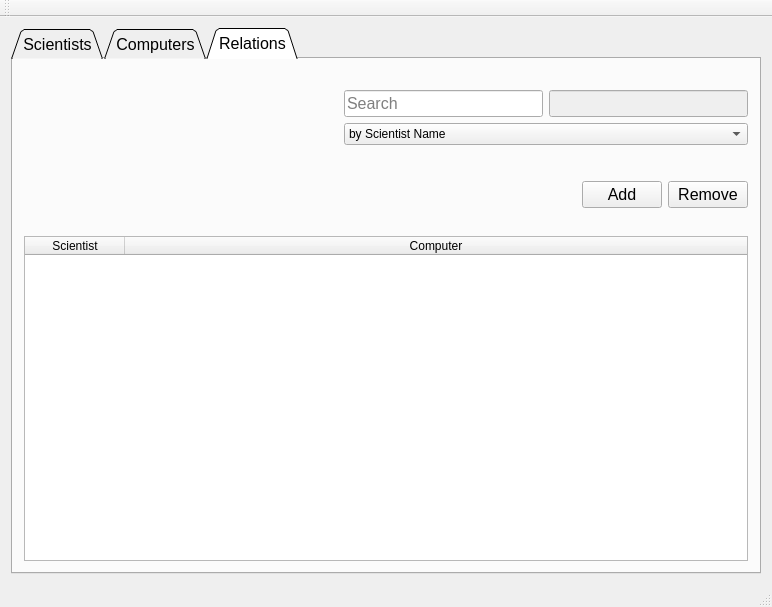
First picture: the form in mainwindow.ui, repository athenabjorg/sacr, before the edit.
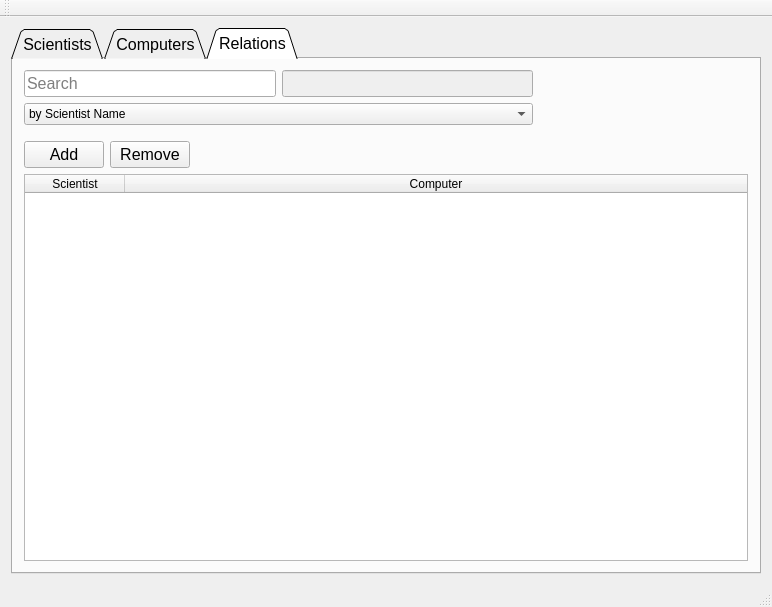
Second picture: the form after the edit. Icons and pictures are not drawn.

Diff of the .ui file:
```diff
--- a/mainwindow.ui
+++ b/mainwindow.ui
@@ -11,7 +11,7 @@
    </rect>
   </property>
   <property name="sizePolicy">
-   <sizepolicy hsizetype="Preferred" vsizetype="Fixed">
+   <sizepolicy hsizetype="Fixed" vsizetype="Fixed">
     <horstretch>0</horstretch>
     <verstretch>0</verstretch>
    </sizepolicy>
@@ -465,42 +465,10 @@
        <layout class="QVBoxLayout" name="verticalLayout_23">
         <item>
          <layout class="QHBoxLayout" name="userOptionsLayout_13">
-          <item>
-           <spacer name="picturePlaceholder_13">
-            <property name="orientation">
-             <enum>Qt::Horizontal</enum>
-            </property>
-            <property name="sizeType">
-             <enum>QSizePolicy::Fixed</enum>
-            </property>
-            <property name="sizeHint" stdset="0">
-             <size>
-              <width>120</width>
-              <height>160</height>
-             </size>
-            </property>
-           </spacer>
-          </item>
           <item>
            <layout class="QVBoxLayout" name="verticalLayout_25">
             <item>
              <layout class="QHBoxLayout" name="searchLayout_13">
-              <item>
-               <spacer name="horizontalSpacer_13">
-                <property name="orientation">
-                 <enum>Qt::Horizontal</enum>
-                </property>
-                <property name="sizeType">
-                 <enum>QSizePolicy::Fixed</enum>
-                </property>
-                <property name="sizeHint" stdset="0">
-                 <size>
-                  <width>200</width>
-                  <height>20</height>
-                 </size>
-                </property>
-               </spacer>
-              </item>
               <item>
                <layout class="QVBoxLayout" name="verticalLayout_5">
                 <item>
@@ -553,6 +521,29 @@
                 </item>
                </layout>
               </item>
+              <item>
+               <spacer name="horizontalSpacer_13">
+                <property name="orientation">
+                 <enum>Qt::Horizontal</enum>
+                </property>
+                <property name="sizeType">
+                 <enum>QSizePolicy::Fixed</enum>
+                </property>
+                <property name="sizeHint" stdset="0">
+                 <size>
+                  <width>200</width>
+                  <height>20</height>
+                 </size>
+                </property>
+               </spacer>
+              </item>
+              <item>
+               <widget class="QLabel" name="inputLogoRel">
+                <property name="text">
+                 <string/>
+                </property>
+               </widget>
+              </item>
              </layout>
             </item>
             <item>
@@ -573,33 +564,52 @@
             </item>
             <item>
              <layout class="QHBoxLayout" name="addRemoveLayout_13">
-              <item>
-               <spacer name="addScientistRemoveSpacer_13">
-                <property name="orientation">
-                 <enum>Qt::Horizontal</enum>
-                </property>
-                <property name="sizeHint" stdset="0">
-                 <size>
-                  <width>40</width>
-                  <height>20</height>
-                 </size>
-                </property>
-               </spacer>
-              </item>
               <item alignment="Qt::AlignRight">
                <widget class="QPushButton" name="relationAddButton">
+                <property name="sizePolicy">
+                 <sizepolicy hsizetype="Minimum" vsizetype="Fixed">
+                  <horstretch>0</horstretch>
+                  <verstretch>0</verstretch>
+                 </sizepolicy>
+                </property>
                 <property name="text">
                  <string>Add</string>
                 </property>
                </widget>
               </item>
-              <item alignment="Qt::AlignRight">
+              <item>
                <widget class="QPushButton" name="relationRemoveButton">
                 <property name="text">
                  <string>Remove</string>
                 </property>
                </widget>
               </item>
+              <item>
+               <widget class="QLabel" name="errorLabelRemoveRelation">
+                <property name="sizePolicy">
+                 <sizepolicy hsizetype="Preferred" vsizetype="Preferred">
+                  <horstretch>0</horstretch>
+                  <verstretch>0</verstretch>
+                 </sizepolicy>
+                </property>
+                <property name="text">
+                 <string/>
+                </property>
+               </widget>
+              </item>
+              <item>
+               <spacer name="addScientistRemoveSpacer_13">
+                <property name="orientation">
+                 <enum>Qt::Horizontal</enum>
+                </property>
+                <property name="sizeHint" stdset="0">
+                 <size>
+                  <width>40</width>
+                  <height>20</height>
+                 </size>
+                </property>
+               </spacer>
+              </item>
              </layout>
             </item>
            </layout>
```
Left out of the diff: 124 changed lines with no effect on the pictures.
